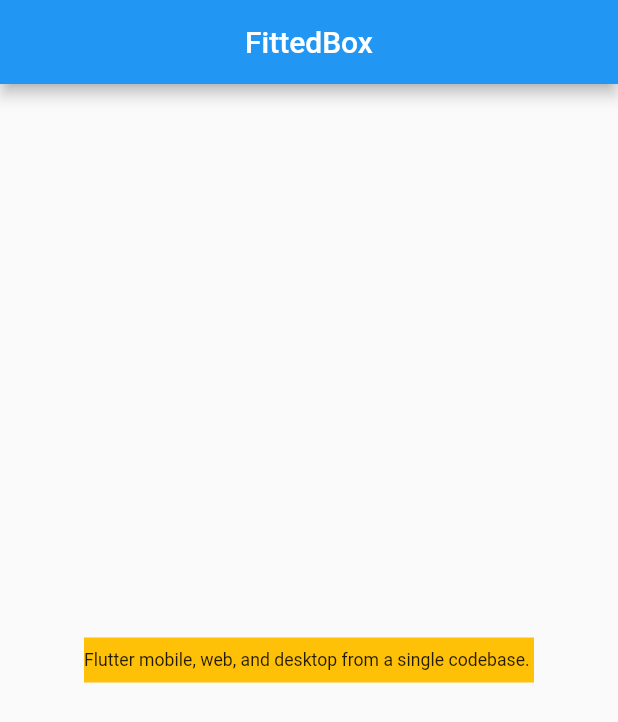
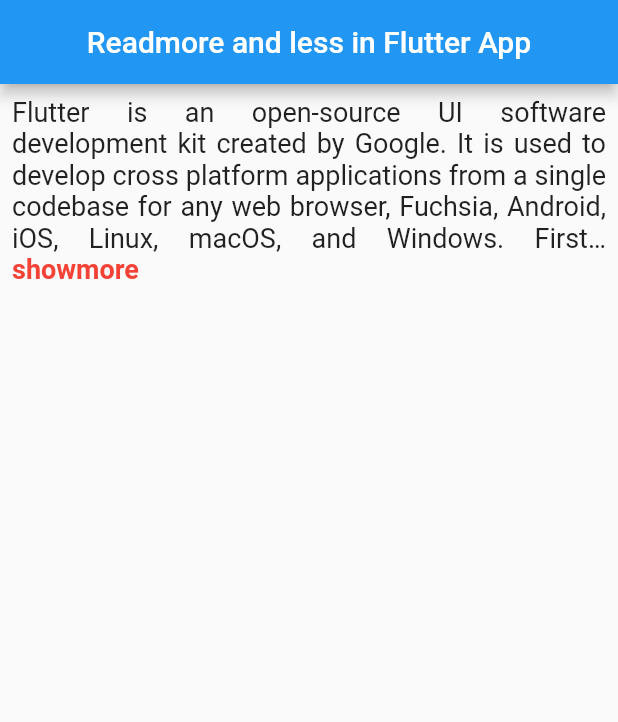
Before and after one commit to Nabinji/flutter_project, a Flutter app: the screen it shows after launch, on a phone screen of 412 x 824 dp. Shown: the top 722 px of the screen. Run offline on Flutter 3.47's test engine with Material 2 defaults, Android fonts, the phone set to English and light mode, and no system bars; drawn by our look-alikes of readmore; our stand-ins replace another_carousel_pro, font_awesome_flutter; missing offline and left inert: flutter_bs_ad_calendar.

Commit message:
update code

```diff
--- a/lib/main.dart
+++ b/lib/main.dart
@@ -1,18 +1,5 @@
-// import 'package:my_project/Dialog%20box/alert_box.dart';
-// import 'package:my_project/TapBar/tab_bar.dart';
-// import 'package:my_project/switch_button.dart';
-// import 'package:my_project/table.dart';
-// import 'package:my_project/radio_button.dart';
-// import 'check_box.dart';
-// import 'image_slider.dart';
-// import 'new_calender.dart';
-// import 'hoirzontal_vertical.dart';
-// import 'package:my_project/snackBar.dart';
-// import 'package:my_project/page_view.dart';
-// import 'package:my_project/neumorphism.dart';
-// import 'package:my_project/expansion_tile.dart';
 import 'package:flutter/material.dart';
-import 'package:my_project/fitted_box.dart';
+import 'package:my_project/read_more_less.dart';
 
 void main() {
   runApp(const MyApp());
@@ -25,7 +12,7 @@
   Widget build(BuildContext context) {
     return const MaterialApp(
       debugShowCheckedModeBanner: false,
-      home: MyFittedBox(),
+      home: ReadMoreLess(),
     );
   }
 }
--- /dev/null
+++ b/lib/read_more_less.dart
@@ -0,0 +1,30 @@
+import 'package:flutter/material.dart';
+import 'package:readmore/readmore.dart';
+
+class ReadMoreLess extends StatelessWidget {
+  const ReadMoreLess({super.key});
+
+  @override
+  Widget build(BuildContext context) {
+    return Scaffold(
+      appBar: AppBar(
+        centerTitle: true,
+        title: const Text("Readmore and less in Flutter App"),
+      ),
+      body: const Padding(
+        padding: EdgeInsets.all(8.0),
+        child: ReadMoreText(
+          "Flutter is an open-source UI software development kit created by Google. It is used to develop cross platform applications from a single codebase for any web browser, Fuchsia, Android, iOS, Linux, macOS, and Windows. First described in 2015, Flutter was released in May 2017.Dart is a programming language designed by Lars Bak and Kasper Lund and developed by Google. The programming language can be used to develop web and mobile apps as well as server and desktop applications. It is an object-oriented, class-based, garbage-collected language with C-style syntax.",
+          trimLines: 5, //how many line show before showmore
+          trimMode: TrimMode.Line,
+          lessStyle: TextStyle(fontWeight: FontWeight.bold, color: Colors.red),
+          moreStyle: TextStyle(fontWeight: FontWeight.bold, color: Colors.red),
+          trimCollapsedText: "showmore",
+          trimExpandedText: "showless",
+          textAlign: TextAlign.justify,
+          style: TextStyle(fontSize: 18),
+        ),
+      ),
+    );
+  }
+}
--- a/pubspec.yaml
+++ b/pubspec.yaml
@@ -37,6 +37,7 @@
   flutter_bs_ad_calendar: ^1.0.2
   another_carousel_pro: ^1.0.0
   font_awesome_flutter: ^10.5.0
+  readmore: ^2.2.0
 
 dev_dependencies:
   flutter_test:
```
Also changed, not shown: lib/bottom_sheet.dart (added, +37 -0 lines), pubspec.lock.
